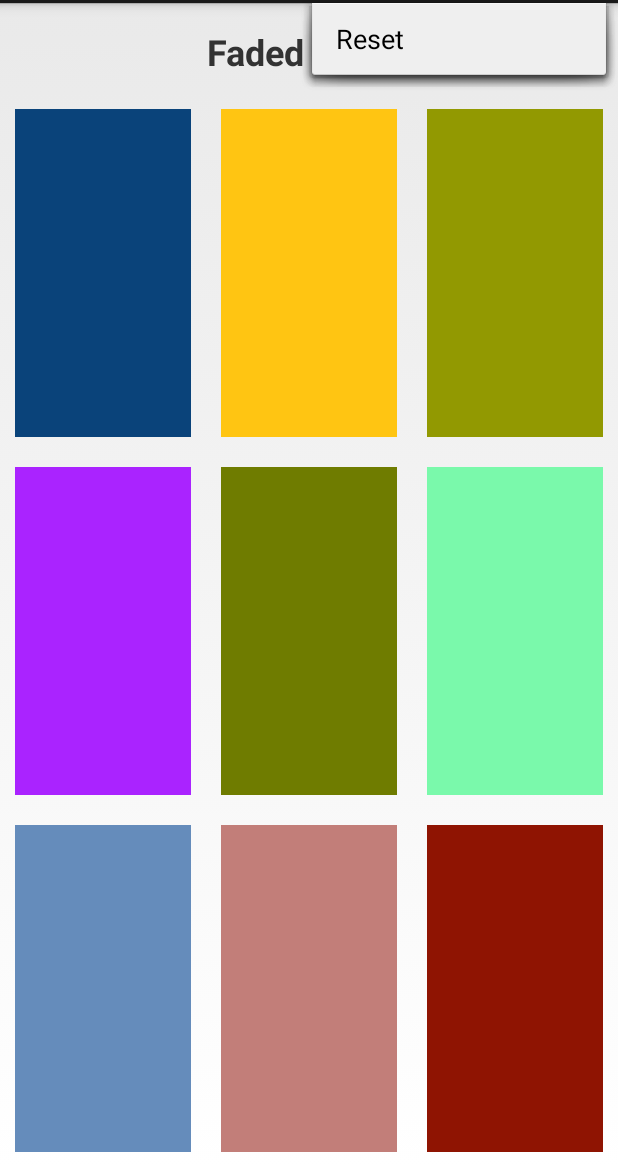
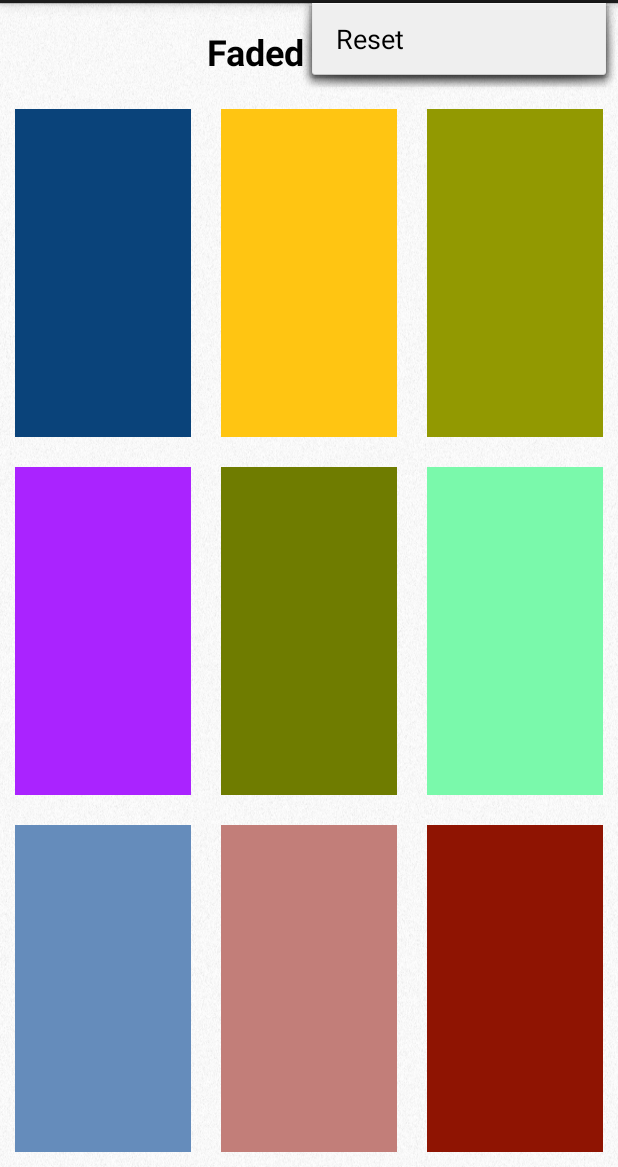
Before and after one commit to bakennedy/color_channel, an Android app: the screen it shows after launch (MainActivity), with the options menu open, on a phone screen of 412 x 824 dp, the part 69-1236 px from its top. Run offline under Robolectric (Android 15) with nearby library versions, the phone set to English and light mode, and no system bars.

Commit message:
Standardising the success noise and adding a gray background

```diff
--- a/colorchannel/src/main/java/com/colorchannel/MainActivity.java
+++ b/colorchannel/src/main/java/com/colorchannel/MainActivity.java
@@ -40,8 +40,8 @@ public class MainActivity extends Activity {
     int score = 0;
 
     SoundPool sound;
-    int[] success = new int[6];
-    int[] fail = new int[1];
+    int success;
+    int fail;
     boolean loaded = false;
 
     private static String getStringFromInputStream(InputStream inFile) {
@@ -133,24 +133,16 @@ public class MainActivity extends Activity {
     }
 
     public void random_success () {
-        int soundId = (int) (Math.random() * success.length);
-        playSound(success[soundId]);
+        playSound(success);
     }
 
     public void random_fail () {
-        int soundId = (int) (Math.random() * fail.length);
-        playSound(fail[soundId]);
+        playSound(fail);
     }
 
     public void loadSounds () {
-        this.success[0] = this.sound.load(this, R.raw.coin01, 1);
-        this.success[1] = this.sound.load(this, R.raw.coin02, 1);
-        this.success[2] = this.sound.load(this, R.raw.coin03, 1);
-        this.success[3] = this.sound.load(this, R.raw.coin04, 1);
-        this.success[4] = this.sound.load(this, R.raw.coin05, 1);
-        this.success[5] = this.sound.load(this, R.raw.coin06, 1);
-
-        this.fail[0] = this.sound.load(this, R.raw.fail, 1);
+        success = this.sound.load(this, R.raw.success, 1);
+        fail = this.sound.load(this, R.raw.fail, 1);
     }
 
 
--- a/colorchannel/src/main/res/layout/activity_main.xml
+++ b/colorchannel/src/main/res/layout/activity_main.xml
@@ -4,4 +4,5 @@
     android:layout_width="match_parent"
     android:layout_height="match_parent"
     tools:context="com.colorchannel.MainActivity"
-    tools:ignore="MergeRootFrame" />
+    tools:ignore="MergeRootFrame"
+    android:background="@drawable/grey223_noise" />
--- a/colorchannel/src/main/res/layout/fragment_main.xml
+++ b/colorchannel/src/main/res/layout/fragment_main.xml
@@ -19,7 +19,8 @@
             android:textSize="24dp"
             android:textStyle="bold"
             android:gravity="center"
-            android:layout_weight="1" />
+            android:layout_weight="1"
+            android:textColor="@android:color/black" />
 
         <TextView
             android:layout_width="wrap_content"
@@ -27,7 +28,8 @@
             android:text="0"
             android:textSize="30dp"
             android:id="@+id/score"
-            android:layout_weight="0" />
+            android:layout_weight="0"
+            android:textColor="@android:color/black" />
     </LinearLayout>
 
     <LinearLayout
```
Also changed, not shown: colorchannel/src/main/res/drawable/grey128_noise.png (added), colorchannel/src/main/res/drawable/grey192_noise.png (added), colorchannel/src/main/res/drawable/grey223_noise.png (added), colorchannel/src/main/res/drawable/grey64_noise.png (added), 9 other files.
